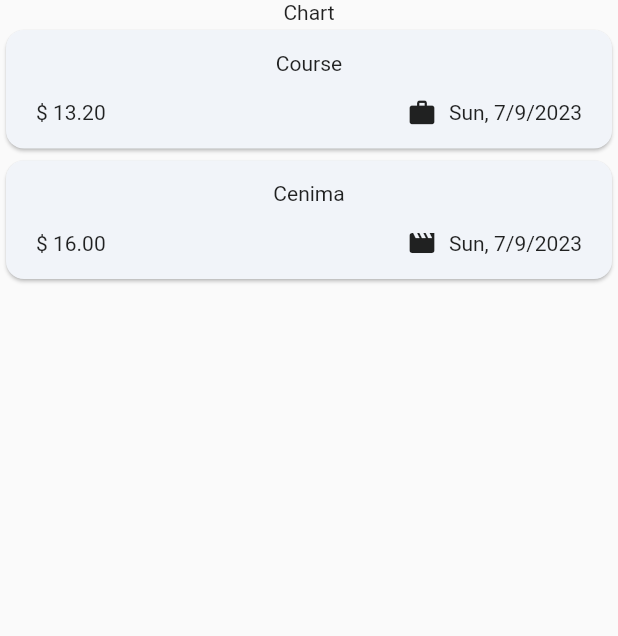
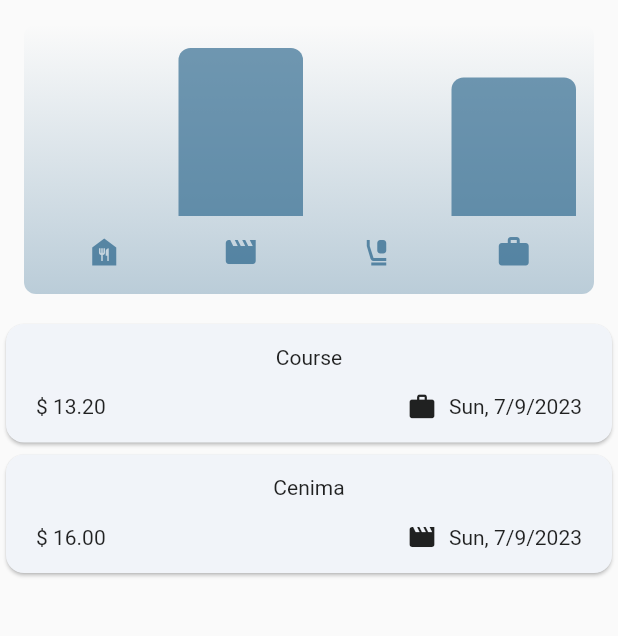
Before and after one commit to MarkMeme/Expenses-Tracker-App, a Flutter app: the screen it shows after launch, on a phone screen of 412 x 824 dp, the part 84-720 px from its top. Run offline on Flutter 3.47's test engine with Material 2 defaults, Android fonts, the phone set to English and light mode, and no system bars.

Commit message:
charts and some edits in theming

```diff
--- /dev/null
+++ b/lib/components/chart/chart.dart
@@ -0,0 +1,94 @@
+import 'package:expense_tracker_app/components/chart/chart_bar.dart';
+import 'package:expense_tracker_app/models/expense.dart';
+import 'package:flutter/material.dart';
+
+class Chart extends StatelessWidget {
+  const Chart({super.key, required this.expenses});
+
+  final List<Expense> expenses;
+
+  List<ExpenseBucket> get buckets {
+    return [
+      ExpenseBucket.forCategory(expenses, Category.food),
+      ExpenseBucket.forCategory(expenses, Category.leisure),
+      ExpenseBucket.forCategory(expenses, Category.travel),
+      ExpenseBucket.forCategory(expenses, Category.work),
+    ];
+  }
+
+  double get maxTotalExpense {
+    double maxTotalExpense = 0;
+
+    for (final bucket in buckets) {
+      if (bucket.totalAmounts > maxTotalExpense) {
+        maxTotalExpense = bucket.totalAmounts;
+      }
+    }
+
+    return maxTotalExpense;
+  }
+
+  @override
+  Widget build(BuildContext context) {
+    final isDarkMode =
+        MediaQuery.of(context).platformBrightness == Brightness.dark;
+    return Container(
+      margin: const EdgeInsets.all(16),
+      padding: const EdgeInsets.symmetric(
+        vertical: 16,
+        horizontal: 8,
+      ),
+      width: double.infinity,
+      height: 180,
+      decoration: BoxDecoration(
+        borderRadius: BorderRadius.circular(8),
+        gradient: LinearGradient(
+          colors: [
+            Theme.of(context).colorScheme.primary.withOpacity(0.3),
+            Theme.of(context).colorScheme.primary.withOpacity(0.0)
+          ],
+          begin: Alignment.bottomCenter,
+          end: Alignment.topCenter,
+        ),
+      ),
+      child: Column(
+        children: [
+          Expanded(
+            child: Row(
+              crossAxisAlignment: CrossAxisAlignment.end,
+              children: [
+                for (final bucket in buckets) // alternative to map()
+                  ChartBar(
+                    fill: bucket.totalAmounts == 0
+                        ? 0
+                        : bucket.totalAmounts / maxTotalExpense,
+                  )
+              ],
+            ),
+          ),
+          const SizedBox(height: 12),
+          Row(
+            children: buckets
+                .map(
+                  (bucket) => Expanded(
+                    child: Padding(
+                      padding: const EdgeInsets.symmetric(horizontal: 4),
+                      child: Icon(
+                        categoryIcon[bucket.category],
+                        color: isDarkMode
+                            ? Theme.of(context).colorScheme.secondary
+                            : Theme.of(context)
+                                .colorScheme
+                                .primary
+                                .withOpacity(0.7),
+                      ),
+                    ),
+                  ),
+                )
+                .toList(),
+          )
+        ],
+      ),
+    );
+  }
+}
--- /dev/null
+++ b/lib/components/chart/chart_bar.dart
@@ -0,0 +1,34 @@
+import 'package:flutter/material.dart';
+
+class ChartBar extends StatelessWidget {
+  const ChartBar({
+    super.key,
+    required this.fill,
+  });
+
+  final double fill;
+
+  @override
+  Widget build(BuildContext context) {
+    final isDarkMode =
+        MediaQuery.of(context).platformBrightness == Brightness.dark;
+    return Expanded(
+      child: Padding(
+        padding: const EdgeInsets.symmetric(horizontal: 4),
+        child: FractionallySizedBox(
+          heightFactor: fill,
+          child: DecoratedBox(
+            decoration: BoxDecoration(
+              shape: BoxShape.rectangle,
+              borderRadius:
+                  const BorderRadius.vertical(top: Radius.circular(8)),
+              color: isDarkMode
+                  ? Theme.of(context).colorScheme.secondary
+                  : Theme.of(context).colorScheme.primary.withOpacity(0.65),
+            ),
+          ),
+        ),
+      ),
+    );
+  }
+}
--- a/lib/models/expense.dart
+++ b/lib/models/expense.dart
@@ -33,3 +33,24 @@ class Expense {
     return DateFormat.yMEd().format(date);
   }
 }
+
+class ExpenseBucket {
+  final Category category;
+  List<Expense> expenses;
+
+  ExpenseBucket({required this.category, required this.expenses});
+
+  ExpenseBucket.forCategory(List<Expense> allExpenses, this.category)
+      : expenses = allExpenses
+            .where((expense) => expense.category == category)
+            .toList();
+
+  double get totalAmounts {
+    double sum = 0;
+
+    for (final expense in expenses) {
+      sum += expense.amount;
+    }
+    return sum;
+  }
+}
--- a/lib/screens/expenses_screen.dart
+++ b/lib/screens/expenses_screen.dart
@@ -1,4 +1,5 @@
 import 'package:expense_tracker_app/components/Expenses_list.dart';
+import 'package:expense_tracker_app/components/chart/chart.dart';
 import 'package:expense_tracker_app/models/expense.dart';
 import 'package:expense_tracker_app/screens/new_expense_sheet.dart';
 import 'package:flutter/material.dart';
@@ -61,7 +62,7 @@ class _ExpensesScreenState extends State<ExpensesScreen> {
         body: _regesterdExpenses.isNotEmpty == true
             ? Column(
                 children: [
-                  const Text('Chart'),
+                  Chart(expenses: _regesterdExpenses),
                   Expanded(
                       child: ExpensesList(
                           expenses: _regesterdExpenses,
```
